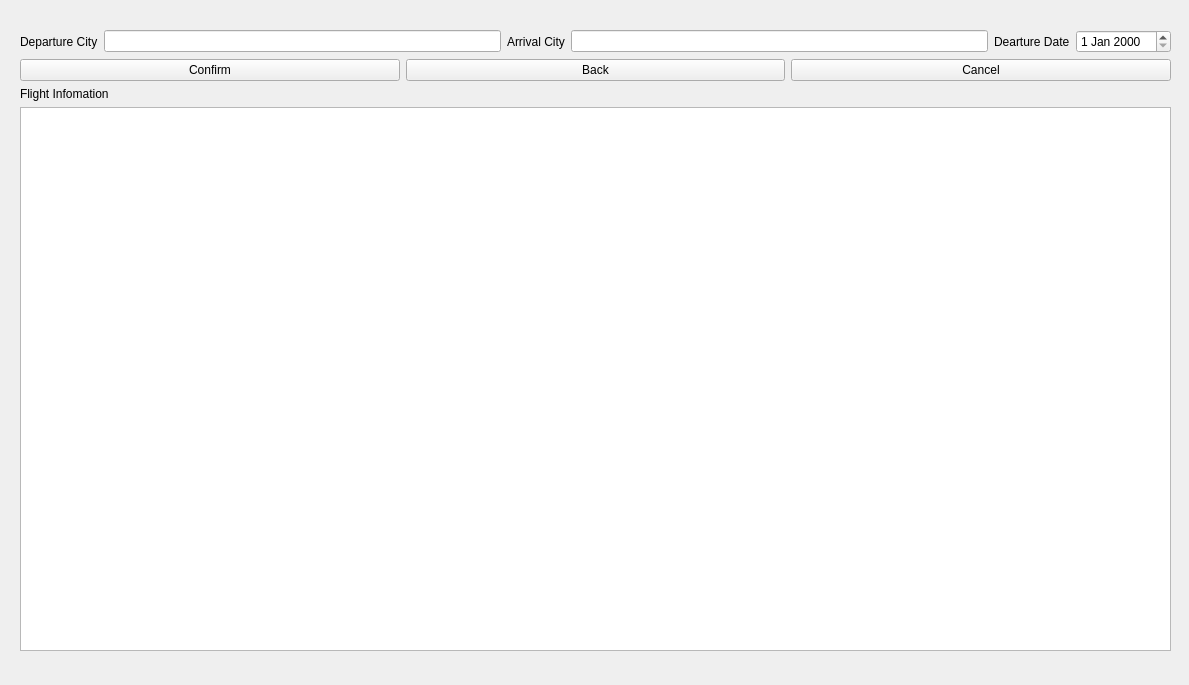
Before: the Qt Designer form flight_inquiry_citys_and_date.ui in Aloereed/Flightman_Client_DATA130039, drawn with Qt 5.
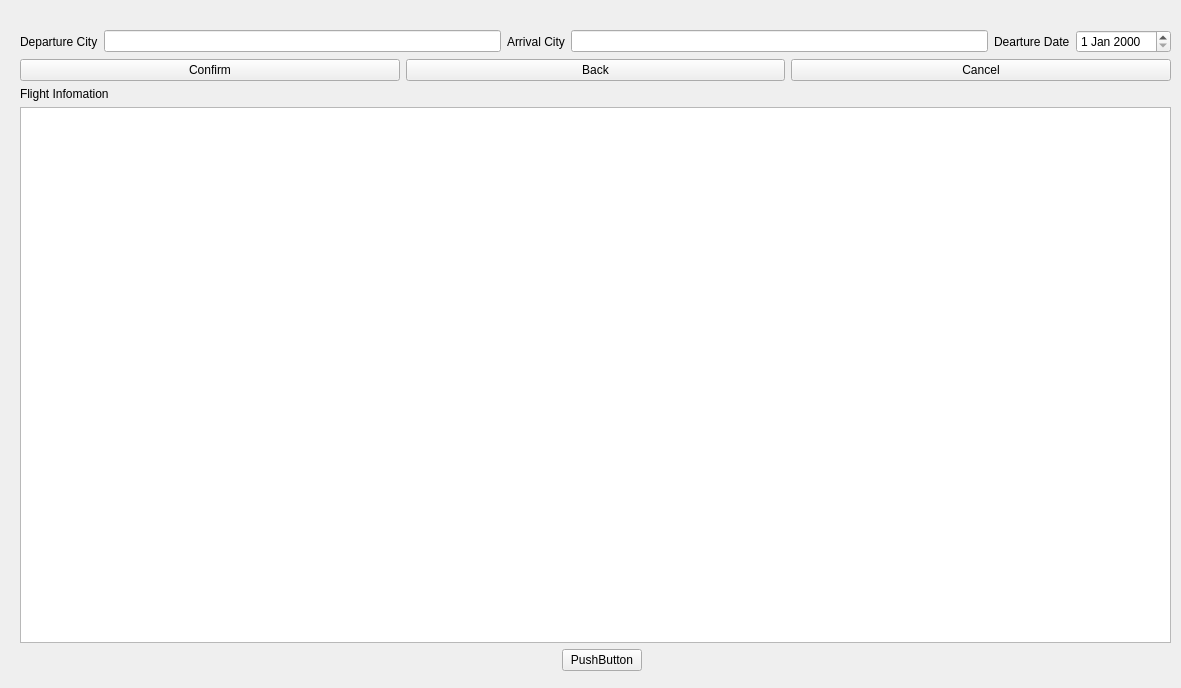
After: the same form once the commit is applied.

Commit message: 更改了界面，未登录的用户查询航班后需要预定机票者，需要点击登陆并进入到登陆界面。

Patch:
```diff
--- a/flight_inquiry_citys_and_date.ui
+++ b/flight_inquiry_citys_and_date.ui
@@ -6,8 +6,8 @@
    <rect>
     <x>0</x>
     <y>0</y>
-    <width>1189</width>
-    <height>685</height>
+    <width>1181</width>
+    <height>688</height>
    </rect>
   </property>
   <property name="windowTitle">
@@ -32,6 +32,39 @@
         </property>
        </widget>
       </item>
+      <item>
+       <spacer name="horizontalSpacer">
+        <property name="orientation">
+         <enum>Qt::Horizontal</enum>
+        </property>
+        <property name="sizeHint" stdset="0">
+         <size>
+          <width>40</width>
+          <height>20</height>
+         </size>
+        </property>
+       </spacer>
+      </item>
+      <item>
+       <widget class="QPushButton" name="pushButton_4">
+        <property name="text">
+         <string>PushButton</string>
+        </property>
+       </widget>
+      </item>
+      <item>
+       <spacer name="horizontalSpacer_2">
+        <property name="orientation">
+         <enum>Qt::Horizontal</enum>
+        </property>
+        <property name="sizeHint" stdset="0">
+         <size>
+          <width>78</width>
+          <height>21</height>
+         </size>
+        </property>
+       </spacer>
+      </item>
      </layout>
     </item>
     <item row="1" column="0">
```
Left out of the diff: 92 changed lines with no effect on the pictures. The commit also changes 6 other files.
